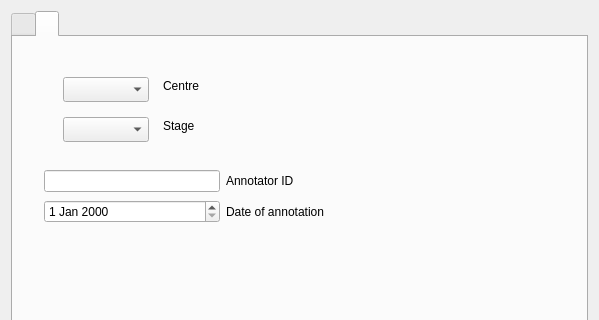
VCCRI/vpv, file vpv/ui/views/ui_annotations.ui: the form before one commit; both pictures show x 0 to 599 and y 0 to 320 of the 599 by 870 pixel window.
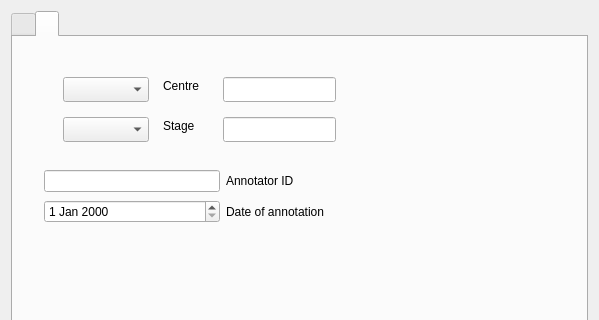
The form after the commit. Icons and pictures are not drawn.

What changed in the file:
```diff
--- a/vpv/ui/views/ui_annotations.ui
+++ b/vpv/ui/views/ui_annotations.ui
@@ -383,6 +383,26 @@
         <string>Stage</string>
        </property>
       </widget>
+      <widget class="QLineEdit" name="lineEditCentre">
+       <property name="geometry">
+        <rect>
+         <x>210</x>
+         <y>40</y>
+         <width>113</width>
+         <height>25</height>
+        </rect>
+       </property>
+      </widget>
+      <widget class="QLineEdit" name="lineEditStage">
+       <property name="geometry">
+        <rect>
+         <x>210</x>
+         <y>80</y>
+         <width>113</width>
+         <height>25</height>
+        </rect>
+       </property>
+      </widget>
       <widget class="QWidget" name="">
        <property name="geometry">
         <rect>
```
Left out of the diff: 35 changed lines with no effect on the pictures.
